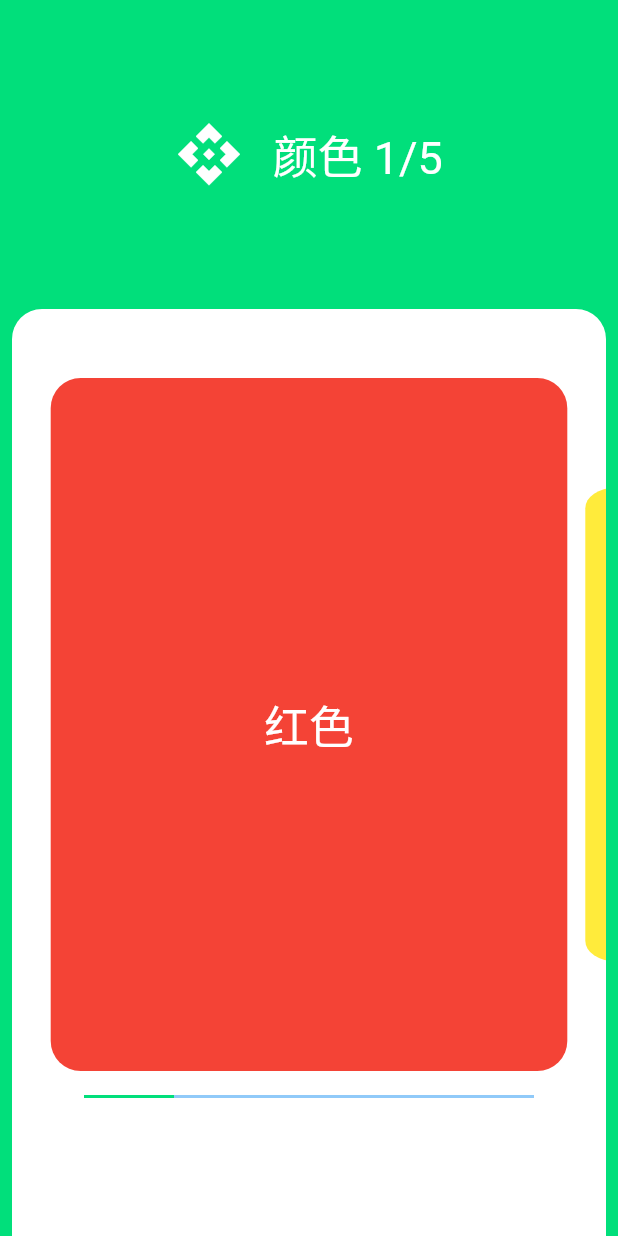
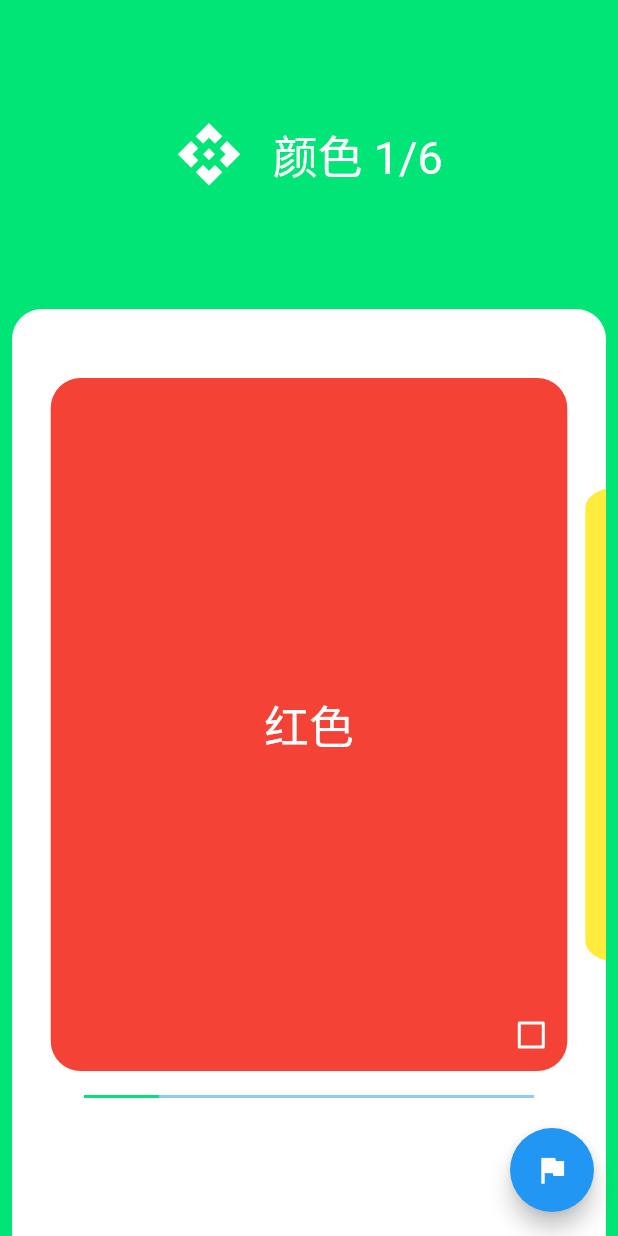
Before and after one commit to davidzou/ColorList, a Flutter app: the screen it shows after launch, on a phone screen of 412 x 824 dp. Run offline on Flutter 3.47's test engine with Material 2 defaults, Android fonts, the phone set to English and light mode, and no system bars.

Commit message:
update pageview

```diff
--- a/flutter/color_list/lib/main.dart
+++ b/flutter/color_list/lib/main.dart
@@ -5,6 +5,7 @@ void main() {
 }
 
 class MyApp extends StatelessWidget {
+
   @override
   Widget build(BuildContext context) {
     return MaterialApp(
@@ -12,6 +13,7 @@ class MyApp extends StatelessWidget {
       theme: ThemeData(
         primarySwatch: Colors.blue,
         visualDensity: VisualDensity.adaptivePlatformDensity,
+        unselectedWidgetColor: Colors.white,
       ),
       home: MyHomePage(title: 'Flutter Demo Home Page'),
     );
@@ -26,9 +28,22 @@ class MyHomePage extends StatefulWidget {
   _MyHomePageState createState() => _MyHomePageState();
 }
 
+
+// 色块
+final List<ColorObject> colors = [
+  ColorObject(name: "红色", color: Colors.red),
+  ColorObject(name: "黄色", color: Colors.yellow),
+  ColorObject(name: "蓝色", color: Colors.blue),
+  ColorObject(name: "绿色", color: Colors.green),
+  ColorObject(name: "橙色", color: Colors.orange),
+  ColorObject(name: "橙色", color: Colors.pink),
+];
+
 class _MyHomePageState extends State<MyHomePage> {
+
+
 // 进度监听对象
-  final ValueNotifier<double> factor = ValueNotifier<double>(1 / 5);
+  final ValueNotifier<double> factor = ValueNotifier<double>(1 / colors.length);
 
 // 页数监听对象
   final ValueNotifier<int> page = ValueNotifier<int>(1);
@@ -36,37 +51,8 @@ class _MyHomePageState extends State<MyHomePage> {
   // 页面滑动控制器
   PageController _ctrl;
 
-// 测试组件 色块
-  final List<Widget> testWidgets =
-      // [Colors.red, Colors.yellow, Colors.blue, Colors.green, Colors.orange]
-      [
-    ColorObject(name: "红色", color: Colors.red),
-    ColorObject(name: "黄色", color: Colors.yellow),
-    ColorObject(name: "蓝色", color: Colors.blue),
-    ColorObject(name: "绿色", color: Colors.green),
-    ColorObject(name: "橙色", color: Colors.orange),
-  ]
-          .map(
-            (e) => Container(
-              decoration: BoxDecoration(
-                color: e.color,
-                borderRadius: BorderRadius.all(
-                  Radius.circular(20),
-                ),
-              ),
-              child: Center(
-                child: Text(
-                  e.name,
-                  style: TextStyle(fontSize:30.0, color: Colors.white),
-                ),
-              ),
-            ),
-          )
-          .toList();
-
-  Color get startColor =>  Color(0xff00fa60);//Colors.red; // 起点颜色
-  Color get endColor => Color(0xff0575e6);//Colors.blue; // 终点颜色
-
+  Color get startColor => Color(0xff00fa60); //Colors.red; // 起点颜色
+  Color get endColor => Color(0xff0575e6); //Colors.blue; // 终点颜色
 
   //圆角装饰
   BoxDecoration get boxDecoration => const BoxDecoration(
@@ -81,7 +67,7 @@ class _MyHomePageState extends State<MyHomePage> {
     _ctrl = PageController(
       viewportFraction: 0.9,
     )..addListener(() {
-        double value = (_ctrl.page + 1) % 5 / 5;
+        double value = (_ctrl.page + 1) % colors.length / colors.length;
         factor.value = value == 0 ? 1 : value;
       });
   }
@@ -142,12 +128,47 @@ class _MyHomePageState extends State<MyHomePage> {
 
   Widget _buildWithPageChange(BuildContext context, int value, Widget child) {
     return Text(
-      "颜色 $value/5",
+      "颜色 $value/${colors.length}",
       style: TextStyle(fontSize: 30, color: Colors.white),
     );
   }
 
   Widget _buildContent() {
+    // 创建色块
+    List<Widget> widgets = colors
+        .map(
+          (e) => Container(
+            decoration: BoxDecoration(
+              color: e.color,
+              borderRadius: BorderRadius.all(
+                Radius.circular(20),
+              ),
+            ),
+            child: Stack(
+              children: [
+                Center(
+                  child: Text(
+                    e.name,
+                    style: TextStyle(fontSize: 30.0, color: Colors.white),
+                  ),
+                ),
+                Align(
+                  alignment: Alignment.bottomRight,
+                  child: Checkbox(
+                    value: e.selected,
+                    onChanged: (bool changed) {
+                      e.selected = changed;
+                      setState(() {
+
+                      });
+                    },
+                  ),
+                )
+              ],
+            ),
+          ),
+        )
+        .toList();
     return Container(
         padding: EdgeInsets.only(bottom: 80, top: 40),
         child: Column(
@@ -156,11 +177,11 @@ class _MyHomePageState extends State<MyHomePage> {
               child: PageView.builder(
                 onPageChanged: (index) => page.value = index + 1,
                 controller: _ctrl,
-                itemCount: testWidgets.length,
+                itemCount: widgets.length,
                 itemBuilder: (_, index) => AnimatedBuilder(
                     child: Padding(
                       padding: const EdgeInsets.all(6.0),
-                      child: testWidgets[index],
+                      child: widgets[index],
                     ),
                     animation: _ctrl,
                     builder: (context, child) =>
@@ -212,13 +233,24 @@ class _MyHomePageState extends State<MyHomePage> {
           ),
         ),
       ),
+      floatingActionButton: FloatingActionButton(
+        child: IconButton(icon: Icon(Icons.flag), onPressed: (){
+          print(colors);
+        },)
+      ),
     );
   }
 }
 
 class ColorObject {
-  ColorObject({this.name, this.color});
+  ColorObject({this.name, this.color, this.selected = false});
 
-  final String name;
-  final Color color;
+  String name;
+  Color color;
+  bool selected;
+
+  @override
+  String toString() {
+    return 'ColorObject{name: $name, color: $color, selected: $selected}';
+  }
 }
```
Also changed, not shown: flutter/color_list/lib/model/name_color.dart (+7 -0 lines), flutter/color_list/lib/viewpage.dart (added, +68 -0 lines).
